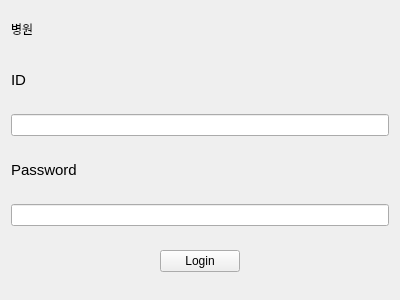
Before: the Qt Designer form Hospital_Terminal/login.ui in Heo157/Project-Hospital-Autonomous-Wheelchair, drawn with Qt 5.
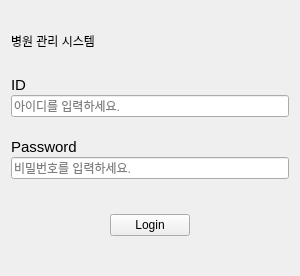
After: the same form once the commit is applied.

```diff
--- a/Hospital_Terminal/login.ui
+++ b/Hospital_Terminal/login.ui
@@ -6,8 +6,8 @@
    <rect>
     <x>0</x>
     <y>0</y>
-    <width>400</width>
-    <height>300</height>
+    <width>300</width>
+    <height>276</height>
    </rect>
   </property>
   <property name="windowTitle">
@@ -15,21 +15,33 @@
   </property>
   <layout class="QVBoxLayout" name="verticalLayout_2">
    <item>
-    <layout class="QVBoxLayout" name="verticalLayout" stretch="2,10,1,2,1">
+    <layout class="QVBoxLayout" name="verticalLayout" stretch="2,10,1,4,1">
      <item>
       <widget class="QLabel" name="label">
        <property name="autoFillBackground">
         <bool>false</bool>
        </property>
        <property name="text">
-        <string>병원</string>
+        <string>병원 관리 시스템</string>
        </property>
       </widget>
      </item>
      <item>
-      <layout class="QVBoxLayout" name="verticalLayout_3" stretch="1,2,1,2">
+      <layout class="QVBoxLayout" name="verticalLayout_3" stretch="1,1,1,1,1">
+       <property name="spacing">
+        <number>1</number>
+       </property>
+       <property name="sizeConstraint">
+        <enum>QLayout::SizeConstraint::SetDefaultConstraint</enum>
+       </property>
        <item>
         <widget class="QLabel" name="label_2">
+         <property name="sizePolicy">
+          <sizepolicy hsizetype="Preferred" vsizetype="Fixed">
+           <horstretch>0</horstretch>
+           <verstretch>0</verstretch>
+          </sizepolicy>
+         </property>
          <property name="font">
           <font>
            <pointsize>11</pointsize>
@@ -41,10 +53,42 @@
         </widget>
        </item>
        <item>
-        <widget class="QLineEdit" name="lineEdit"/>
+        <widget class="QLineEdit" name="lineEdit">
+         <property name="echoMode">
+          <enum>QLineEdit::EchoMode::Normal</enum>
+         </property>
+         <property name="placeholderText">
+          <string>아이디를 입력하세요.</string>
+         </property>
+        </widget>
+       </item>
+       <item>
+        <spacer name="verticalSpacer_3">
+         <property name="orientation">
+          <enum>Qt::Orientation::Vertical</enum>
+         </property>
+         <property name="sizeType">
+          <enum>QSizePolicy::Policy::Fixed</enum>
+         </property>
+         <property name="sizeHint" stdset="0">
+          <size>
+           <width>20</width>
+           <height>20</height>
+          </size>
+         </property>
+        </spacer>
        </item>
        <item>
         <widget class="QLabel" name="label_3">
+         <property name="enabled">
+          <bool>true</bool>
+         </property>
+         <property name="sizePolicy">
+          <sizepolicy hsizetype="Preferred" vsizetype="Fixed">
+           <horstretch>0</horstretch>
+           <verstretch>0</verstretch>
+          </sizepolicy>
+         </property>
          <property name="font">
           <font>
            <pointsize>11</pointsize>
@@ -56,7 +100,14 @@
         </widget>
        </item>
        <item>
-        <widget class="QLineEdit" name="lineEdit_2"/>
+        <widget class="QLineEdit" name="lineEdit_2">
+         <property name="echoMode">
+          <enum>QLineEdit::EchoMode::Password</enum>
+         </property>
+         <property name="placeholderText">
+          <string>비밀번호를 입력하세요.</string>
+         </property>
+        </widget>
        </item>
       </layout>
      </item>
@@ -74,7 +125,7 @@
       </spacer>
      </item>
      <item>
-      <layout class="QHBoxLayout" name="horizontalLayout_4">
+      <layout class="QHBoxLayout" name="horizontalLayout_4" stretch="1,5,1">
        <item>
         <spacer name="horizontalSpacer">
          <property name="orientation">
@@ -90,6 +141,12 @@
        </item>
        <item>
         <widget class="QPushButton" name="pushButton">
+         <property name="sizePolicy">
+          <sizepolicy hsizetype="Fixed" vsizetype="Fixed">
+           <horstretch>0</horstretch>
+           <verstretch>0</verstretch>
+          </sizepolicy>
+         </property>
          <property name="text">
           <string>Login</string>
          </property>
```
